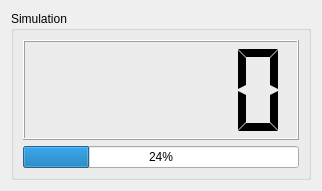
First picture: the form in widget/simulationdialog.ui, repository dridk/estel, before the edit.
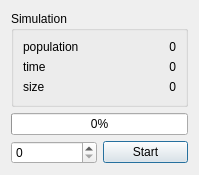
Second picture: the form after the edit.

```diff
--- a/widget/simulationdialog.ui
+++ b/widget/simulationdialog.ui
@@ -6,37 +6,108 @@
    <rect>
     <x>0</x>
     <y>0</y>
-    <width>322</width>
-    <height>191</height>
+    <width>199</width>
+    <height>175</height>
    </rect>
   </property>
   <property name="windowTitle">
    <string>Dialog</string>
   </property>
-  <layout class="QVBoxLayout" name="verticalLayout_2">
+  <layout class="QVBoxLayout" name="verticalLayout">
    <item>
     <widget class="QGroupBox" name="groupBox">
      <property name="title">
       <string>Simulation</string>
      </property>
-     <layout class="QVBoxLayout" name="verticalLayout">
-      <item>
-       <widget class="QLCDNumber" name="lcdNumber">
-        <property name="segmentStyle">
-         <enum>QLCDNumber::Flat</enum>
+     <layout class="QFormLayout" name="formLayout">
+      <item row="0" column="0">
+       <widget class="QLabel" name="label">
+        <property name="frameShadow">
+         <enum>QFrame::Plain</enum>
         </property>
+        <property name="text">
+         <string>population</string>
+        </property>
        </widget>
       </item>
-      <item>
-       <widget class="QProgressBar" name="progressBar">
-        <property name="value">
-         <number>24</number>
+      <item row="0" column="1">
+       <widget class="QLabel" name="popLabel">
+        <property name="text">
+         <string>0</string>
+        </property>
+        <property name="alignment">
+         <set>Qt::AlignRight|Qt::AlignTrailing|Qt::AlignVCenter</set>
+        </property>
+       </widget>
+      </item>
+      <item row="1" column="0">
+       <widget class="QLabel" name="label_2">
+        <property name="text">
+         <string>time</string>
+        </property>
+       </widget>
+      </item>
+      <item row="1" column="1">
+       <widget class="QLabel" name="timeLabel">
+        <property name="text">
+         <string>0</string>
+        </property>
+        <property name="alignment">
+         <set>Qt::AlignRight|Qt::AlignTrailing|Qt::AlignVCenter</set>
+        </property>
+       </widget>
+      </item>
+      <item row="2" column="0">
+       <widget class="QLabel" name="label_3">
+        <property name="text">
+         <string>size</string>
+        </property>
+       </widget>
+      </item>
+      <item row="2" column="1">
+       <widget class="QLabel" name="sizeLabel">
+        <property name="text">
+         <string>0</string>
+        </property>
+        <property name="alignment">
+         <set>Qt::AlignRight|Qt::AlignTrailing|Qt::AlignVCenter</set>
         </property>
        </widget>
       </item>
      </layout>
     </widget>
    </item>
+   <item>
+    <widget class="QProgressBar" name="progressBar">
+     <property name="value">
+      <number>0</number>
+     </property>
+     <property name="alignment">
+      <set>Qt::AlignCenter</set>
+     </property>
+     <property name="textVisible">
+      <bool>true</bool>
+     </property>
+    </widget>
+   </item>
+   <item>
+    <layout class="QHBoxLayout" name="horizontalLayout">
+     <item>
+      <widget class="QSpinBox" name="spinBox">
+       <property name="maximum">
+        <number>10000</number>
+       </property>
+      </widget>
+     </item>
+     <item>
+      <widget class="QPushButton" name="pushButton">
+       <property name="text">
+        <string>Start</string>
+       </property>
+      </widget>
+     </item>
+    </layout>
+   </item>
   </layout>
  </widget>
  <resources/>
```
